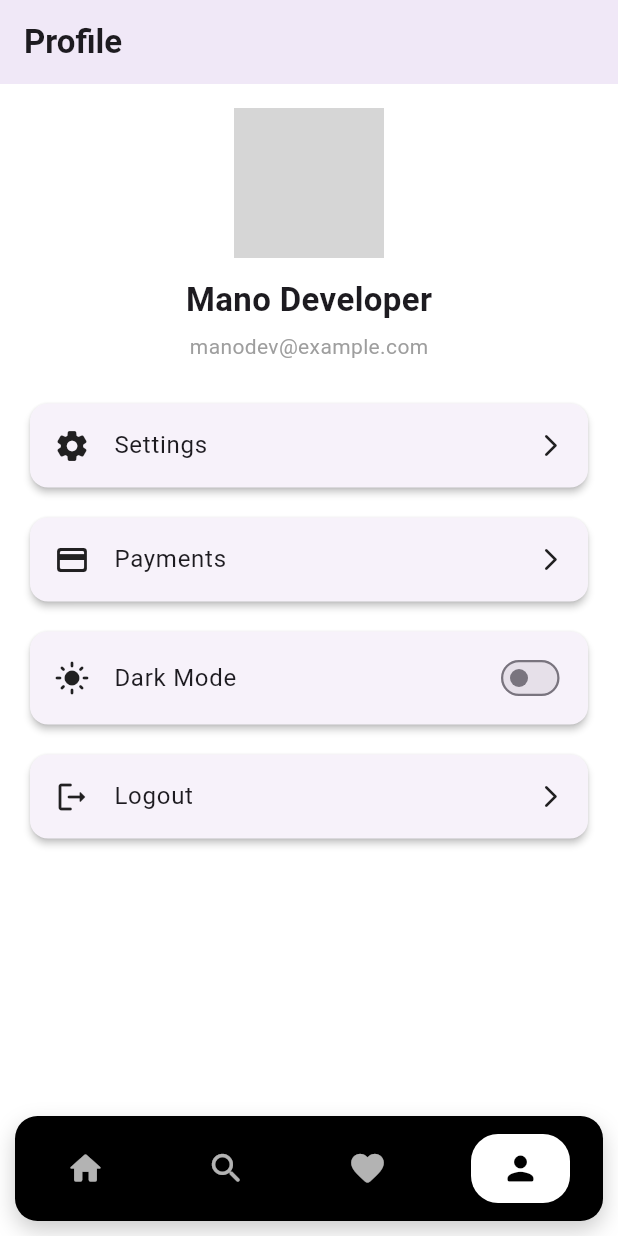
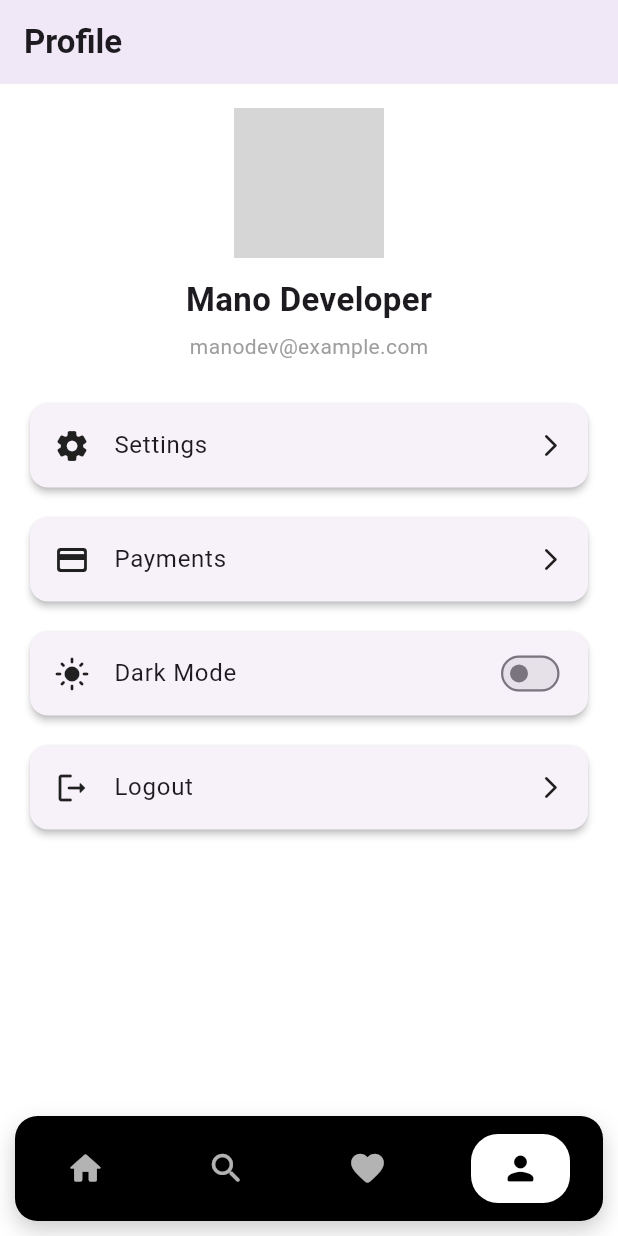
Before and after one commit to manobalaarul/flutter_template, a Flutter app: the screen it shows after launch, item 4 of the bottom bar chosen, on a phone screen of 412 x 824 dp. Run offline on Flutter 3.47's test engine with Material 3 defaults, Android fonts, the phone set to English and light mode, and no system bars; our stand-ins replace connectivity_plus, dio, get, shared_preferences, shimmer; network calls fail; grey boxes are pictures that could not be loaded.

Commit message:
Initial Push

```diff
--- a/lib/core/widgets/profile_widgets/profile_option_tile.dart
+++ b/lib/core/widgets/profile_widgets/profile_option_tile.dart
@@ -23,7 +23,10 @@ class ProfileOptionTile extends StatelessWidget {
         behavior: HitTestBehavior.opaque,
         onTap: onTap, // ✅ use passed callback
         child: Padding(
-          padding: EdgeInsets.symmetric(vertical: 16, horizontal: 16),
+          padding: EdgeInsets.symmetric(
+            vertical: trailing != null ? 13 : 16,
+            horizontal: 16,
+          ),
           child: Row(
             children: [
               Icon(icon),
```
